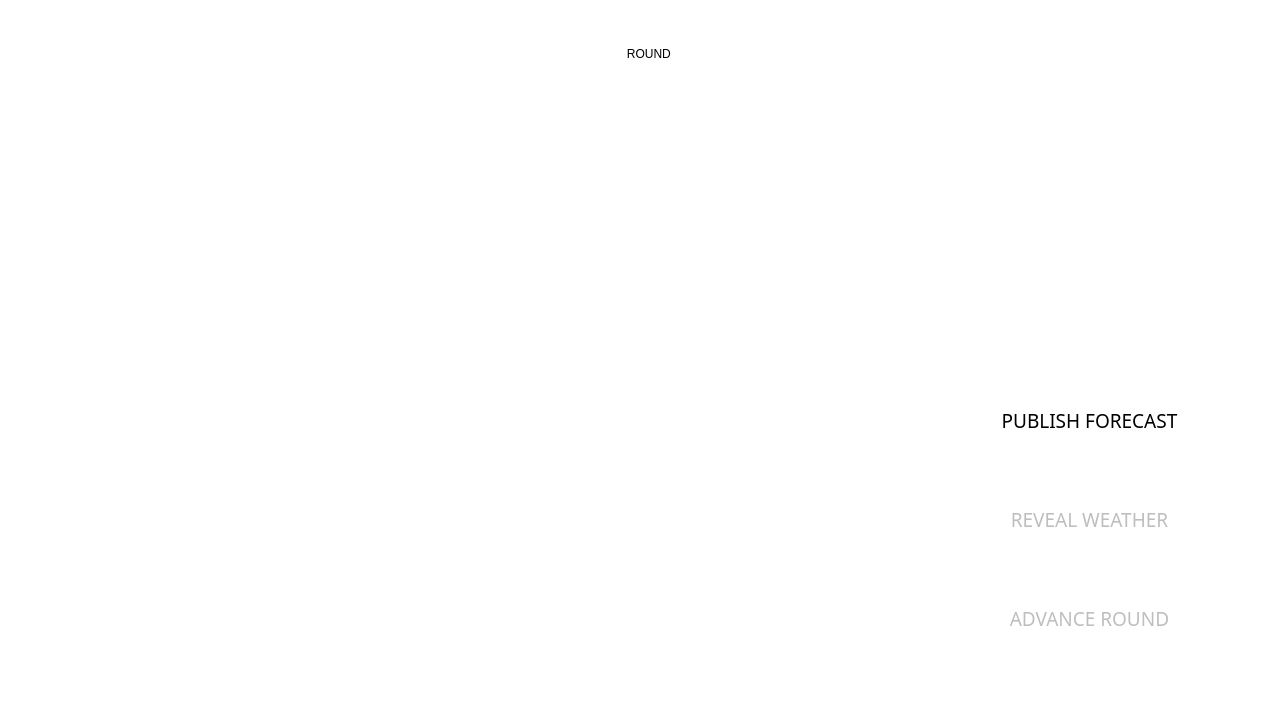
Before: the Qt Designer form src/scenes/main_screen.ui in AndreasAch/to_farm_or_not_to_farm, drawn with Qt 5.
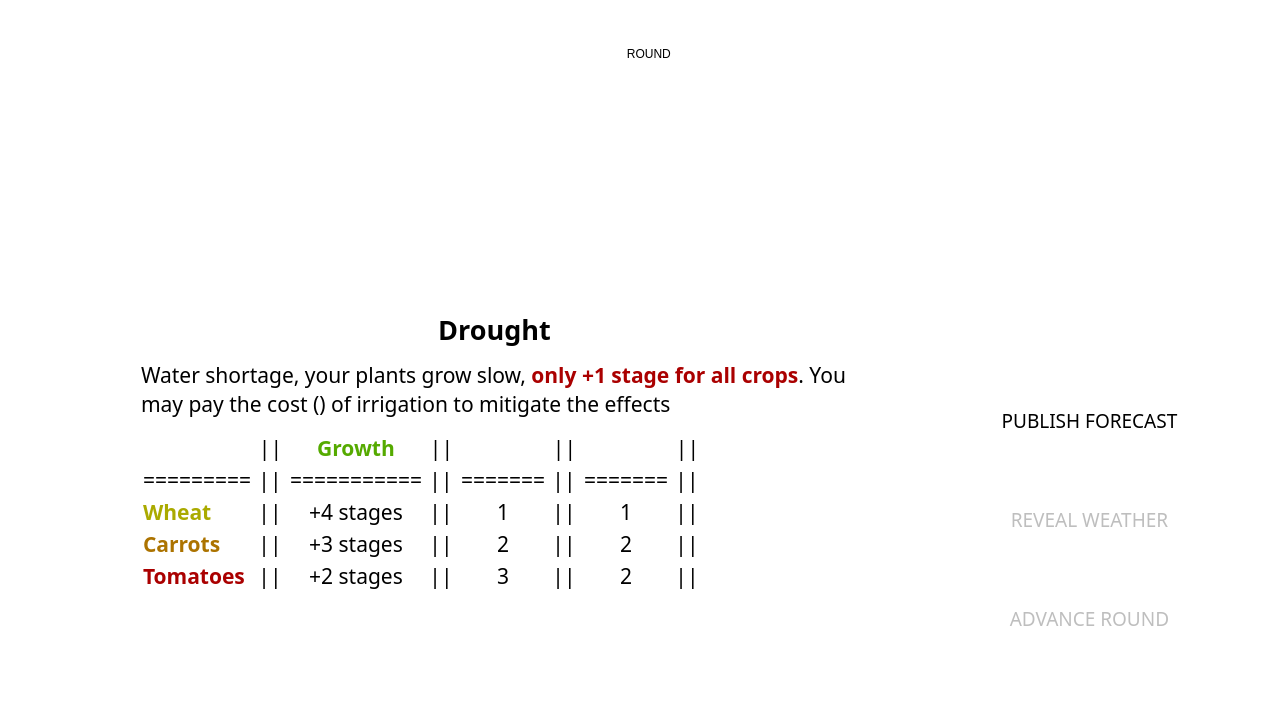
After: the same form once the commit is applied. Icons and pictures are not drawn.

Diff of the .ui file:
```diff
--- a/src/scenes/main_screen.ui
+++ b/src/scenes/main_screen.ui
@@ -314,7 +314,7 @@
    <property name="font">
     <font>
      <family>Righteous</family>
-     <pointsize>22</pointsize>
+     <pointsize>16</pointsize>
     </font>
    </property>
    <property name="styleSheet">
@@ -323,7 +323,98 @@
 background-image: url(../assets/main_text_content.png);</string>
    </property>
    <property name="text">
-    <string>&lt;html&gt;&lt;head/&gt;&lt;body&gt;&lt;p&gt;&lt;br/&gt;&lt;/p&gt;&lt;/body&gt;&lt;/html&gt;</string>
+    <string>&lt;!DOCTYPE HTML PUBLIC &quot;-//W3C//DTD HTML 4.0//EN&quot; &quot;http://www.w3.org/TR/REC-html40/strict.dtd&quot;&gt;
+&lt;html&gt;&lt;head&gt;&lt;meta name=&quot;qrichtext&quot; content=&quot;1&quot; /&gt;&lt;style type=&quot;text/css&quot;&gt;
+p, li { white-space: pre-wrap; }
+&lt;/style&gt;&lt;/head&gt;&lt;body style=&quot; font-family:'Righteous'; font-size:16pt; font-weight:400; font-style:normal;&quot;&gt;
+&lt;p align=&quot;center&quot; style=&quot; margin-top:12px; margin-bottom:12px; margin-left:0px; margin-right:0px; -qt-block-indent:0; text-indent:0px;&quot;&gt;&lt;img src=&quot;../assets/drought.png&quot; /&gt;&lt;span style=&quot; font-size:20pt; font-weight:600;&quot;&gt; Drought &lt;/span&gt;&lt;img src=&quot;../assets/drought.png&quot; /&gt;&lt;/p&gt;
+&lt;p style=&quot; margin-top:12px; margin-bottom:12px; margin-left:0px; margin-right:0px; -qt-block-indent:0; text-indent:0px;&quot;&gt;Water shortage, your plants grow slow, &lt;span style=&quot; font-weight:600; color:#aa0000;&quot;&gt;only +1 stage for all crops&lt;/span&gt;. You may pay the cost (&lt;img src=&quot;../assets/coins.png&quot; /&gt;) of irrigation to mitigate the effects&lt;/p&gt;
+&lt;p style=&quot;-qt-paragraph-type:empty; margin-top:12px; margin-bottom:12px; margin-left:0px; margin-right:0px; -qt-block-indent:0; text-indent:0px;&quot;&gt;&lt;br /&gt;&lt;/p&gt;
+&lt;table border=&quot;0&quot; style=&quot; margin-top:0px; margin-bottom:0px; margin-left:0px; margin-right:0px;&quot; cellspacing=&quot;2&quot; cellpadding=&quot;0&quot;&gt;&lt;thead&gt;
+&lt;tr&gt;
+&lt;td&gt;&lt;/td&gt;
+&lt;td&gt;
+&lt;p align=&quot;center&quot; style=&quot; margin-top:12px; margin-bottom:12px; margin-left:0px; margin-right:0px; -qt-block-indent:0; text-indent:0px;&quot;&gt;||&lt;/p&gt;&lt;/td&gt;
+&lt;td&gt;
+&lt;p align=&quot;center&quot; style=&quot; margin-top:12px; margin-bottom:12px; margin-left:0px; margin-right:0px; -qt-block-indent:0; text-indent:0px;&quot;&gt;&lt;span style=&quot; font-weight:600; color:#55aa00;&quot;&gt;Growth&lt;/span&gt;&lt;/p&gt;&lt;/td&gt;
+&lt;td&gt;
+&lt;p align=&quot;center&quot; style=&quot; margin-top:12px; margin-bottom:12px; margin-left:0px; margin-right:0px; -qt-block-indent:0; text-indent:0px;&quot;&gt;||&lt;/p&gt;&lt;/td&gt;
+&lt;td&gt;
+&lt;p align=&quot;center&quot; style=&quot; margin-top:12px; margin-bottom:12px; margin-left:0px; margin-right:0px; -qt-block-indent:0; text-indent:0px;&quot;&gt;&lt;img src=&quot;:/water.png&quot; /&gt;&lt;/p&gt;&lt;/td&gt;
+&lt;td&gt;
+&lt;p align=&quot;center&quot; style=&quot; margin-top:12px; margin-bottom:12px; margin-left:0px; margin-right:0px; -qt-block-indent:0; text-indent:0px;&quot;&gt;||&lt;/p&gt;&lt;/td&gt;
+&lt;td&gt;
+&lt;p align=&quot;center&quot; style=&quot; margin-top:12px; margin-bottom:12px; margin-left:0px; margin-right:0px; -qt-block-indent:0; text-indent:0px;&quot;&gt;&lt;img src=&quot;:/coins.png&quot; /&gt;&lt;/p&gt;&lt;/td&gt;
+&lt;td&gt;
+&lt;p align=&quot;center&quot; style=&quot; margin-top:12px; margin-bottom:12px; margin-left:0px; margin-right:0px; -qt-block-indent:0; text-indent:0px;&quot;&gt;||&lt;/p&gt;&lt;/td&gt;&lt;/tr&gt;&lt;/thead&gt;
+&lt;tr&gt;
+&lt;td&gt;
+&lt;p style=&quot; margin-top:12px; margin-bottom:12px; margin-left:0px; margin-right:0px; -qt-block-indent:0; text-indent:0px;&quot;&gt;=========&lt;/p&gt;&lt;/td&gt;
+&lt;td&gt;
+&lt;p style=&quot; margin-top:12px; margin-bottom:12px; margin-left:0px; margin-right:0px; -qt-block-indent:0; text-indent:0px;&quot;&gt; || &lt;/p&gt;&lt;/td&gt;
+&lt;td&gt;
+&lt;p style=&quot; margin-top:12px; margin-bottom:12px; margin-left:0px; margin-right:0px; -qt-block-indent:0; text-indent:0px;&quot;&gt;===========&lt;/p&gt;&lt;/td&gt;
+&lt;td&gt;
+&lt;p style=&quot; margin-top:12px; margin-bottom:12px; margin-left:0px; margin-right:0px; -qt-block-indent:0; text-indent:0px;&quot;&gt; || &lt;/p&gt;&lt;/td&gt;
+&lt;td&gt;
+&lt;p style=&quot; margin-top:12px; margin-bottom:12px; margin-left:0px; margin-right:0px; -qt-block-indent:0; text-indent:0px;&quot;&gt;=======&lt;/p&gt;&lt;/td&gt;
+&lt;td&gt;
+&lt;p style=&quot; margin-top:12px; margin-bottom:12px; margin-left:0px; margin-right:0px; -qt-block-indent:0; text-indent:0px;&quot;&gt; || &lt;/p&gt;&lt;/td&gt;
+&lt;td&gt;
+&lt;p style=&quot; margin-top:12px; margin-bottom:12px; margin-left:0px; margin-right:0px; -qt-block-indent:0; text-indent:0px;&quot;&gt;=======&lt;/p&gt;&lt;/td&gt;
+&lt;td&gt;
+&lt;p style=&quot; margin-top:12px; margin-bottom:12px; margin-left:0px; margin-right:0px; -qt-block-indent:0; text-indent:0px;&quot;&gt; ||&lt;/p&gt;&lt;/td&gt;&lt;/tr&gt;
+&lt;tr&gt;
+&lt;td&gt;
+&lt;p style=&quot; margin-top:12px; margin-bottom:12px; margin-left:0px; margin-right:0px; -qt-block-indent:0; text-indent:0px;&quot;&gt;&lt;span style=&quot; font-weight:600; color:#aaaa00;&quot;&gt;Wheat&lt;/span&gt;&lt;/p&gt;&lt;/td&gt;
+&lt;td&gt;
+&lt;p style=&quot; margin-top:12px; margin-bottom:12px; margin-left:0px; margin-right:0px; -qt-block-indent:0; text-indent:0px;&quot;&gt; ||&lt;/p&gt;&lt;/td&gt;
+&lt;td&gt;
+&lt;p align=&quot;center&quot; style=&quot; margin-top:12px; margin-bottom:12px; margin-left:0px; margin-right:0px; -qt-block-indent:0; text-indent:0px;&quot;&gt;+4 stages&lt;/p&gt;&lt;/td&gt;
+&lt;td&gt;
+&lt;p style=&quot; margin-top:12px; margin-bottom:12px; margin-left:0px; margin-right:0px; -qt-block-indent:0; text-indent:0px;&quot;&gt; || &lt;/p&gt;&lt;/td&gt;
+&lt;td&gt;
+&lt;p align=&quot;center&quot; style=&quot; margin-top:12px; margin-bottom:12px; margin-left:0px; margin-right:0px; -qt-block-indent:0; text-indent:0px;&quot;&gt;1&lt;/p&gt;&lt;/td&gt;
+&lt;td&gt;
+&lt;p style=&quot; margin-top:12px; margin-bottom:12px; margin-left:0px; margin-right:0px; -qt-block-indent:0; text-indent:0px;&quot;&gt; || &lt;/p&gt;&lt;/td&gt;
+&lt;td&gt;
+&lt;p align=&quot;center&quot; style=&quot; margin-top:12px; margin-bottom:12px; margin-left:0px; margin-right:0px; -qt-block-indent:0; text-indent:0px;&quot;&gt;1&lt;/p&gt;&lt;/td&gt;
+&lt;td&gt;
+&lt;p style=&quot; margin-top:12px; margin-bottom:12px; margin-left:0px; margin-right:0px; -qt-block-indent:0; text-indent:0px;&quot;&gt; || &lt;/p&gt;&lt;/td&gt;&lt;/tr&gt;
+&lt;tr&gt;
+&lt;td&gt;
+&lt;p style=&quot; margin-top:12px; margin-bottom:12px; margin-left:0px; margin-right:0px; -qt-block-indent:0; text-indent:0px;&quot;&gt;&lt;span style=&quot; font-weight:600; color:#ac7300;&quot;&gt;Carrots&lt;/span&gt;&lt;/p&gt;&lt;/td&gt;
+&lt;td&gt;
+&lt;p style=&quot; margin-top:12px; margin-bottom:12px; margin-left:0px; margin-right:0px; -qt-block-indent:0; text-indent:0px;&quot;&gt; || &lt;/p&gt;&lt;/td&gt;
+&lt;td&gt;
+&lt;p align=&quot;center&quot; style=&quot; margin-top:12px; margin-bottom:12px; margin-left:0px; margin-right:0px; -qt-block-indent:0; text-indent:0px;&quot;&gt;+3 stages&lt;/p&gt;&lt;/td&gt;
+&lt;td&gt;
+&lt;p style=&quot; margin-top:12px; margin-bottom:12px; margin-left:0px; margin-right:0px; -qt-block-indent:0; text-indent:0px;&quot;&gt; || &lt;/p&gt;&lt;/td&gt;
+&lt;td&gt;
+&lt;p align=&quot;center&quot; style=&quot; margin-top:12px; margin-bottom:12px; margin-left:0px; margin-right:0px; -qt-block-indent:0; text-indent:0px;&quot;&gt;2&lt;/p&gt;&lt;/td&gt;
+&lt;td&gt;
+&lt;p style=&quot; margin-top:12px; margin-bottom:12px; margin-left:0px; margin-right:0px; -qt-block-indent:0; text-indent:0px;&quot;&gt; || &lt;/p&gt;&lt;/td&gt;
+&lt;td&gt;
+&lt;p align=&quot;center&quot; style=&quot; margin-top:12px; margin-bottom:12px; margin-left:0px; margin-right:0px; -qt-block-indent:0; text-indent:0px;&quot;&gt;2&lt;/p&gt;&lt;/td&gt;
+&lt;td&gt;
+&lt;p style=&quot; margin-top:12px; margin-bottom:12px; margin-left:0px; margin-right:0px; -qt-block-indent:0; text-indent:0px;&quot;&gt; ||&lt;/p&gt;&lt;/td&gt;&lt;/tr&gt;
+&lt;tr&gt;
+&lt;td&gt;
+&lt;p style=&quot; margin-top:12px; margin-bottom:12px; margin-left:0px; margin-right:0px; -qt-block-indent:0; text-indent:0px;&quot;&gt;&lt;span style=&quot; font-weight:600; color:#aa0000;&quot;&gt;Tomatoes&lt;/span&gt;&lt;/p&gt;&lt;/td&gt;
+&lt;td&gt;
+&lt;p style=&quot; margin-top:12px; margin-bottom:12px; margin-left:0px; margin-right:0px; -qt-block-indent:0; text-indent:0px;&quot;&gt; || &lt;/p&gt;&lt;/td&gt;
+&lt;td&gt;
+&lt;p align=&quot;center&quot; style=&quot; margin-top:12px; margin-bottom:12px; margin-left:0px; margin-right:0px; -qt-block-indent:0; text-indent:0px;&quot;&gt;+2 stages&lt;/p&gt;&lt;/td&gt;
+&lt;td&gt;
+&lt;p style=&quot; margin-top:12px; margin-bottom:12px; margin-left:0px; margin-right:0px; -qt-block-indent:0; text-indent:0px;&quot;&gt; || &lt;/p&gt;&lt;/td&gt;
+&lt;td&gt;
+&lt;p align=&quot;center&quot; style=&quot; margin-top:12px; margin-bottom:12px; margin-left:0px; margin-right:0px; -qt-block-indent:0; text-indent:0px;&quot;&gt;3&lt;/p&gt;&lt;/td&gt;
+&lt;td&gt;
+&lt;p style=&quot; margin-top:12px; margin-bottom:12px; margin-left:0px; margin-right:0px; -qt-block-indent:0; text-indent:0px;&quot;&gt; || &lt;/p&gt;&lt;/td&gt;
+&lt;td&gt;
+&lt;p align=&quot;center&quot; style=&quot; margin-top:12px; margin-bottom:12px; margin-left:0px; margin-right:0px; -qt-block-indent:0; text-indent:0px;&quot;&gt;2&lt;/p&gt;&lt;/td&gt;
+&lt;td&gt;
+&lt;p style=&quot; margin-top:12px; margin-bottom:12px; margin-left:0px; margin-right:0px; -qt-block-indent:0; text-indent:0px;&quot;&gt; || &lt;/p&gt;&lt;/td&gt;&lt;/tr&gt;&lt;/table&gt;&lt;/body&gt;&lt;/html&gt;</string>
    </property>
    <property name="textFormat">
     <enum>Qt::RichText</enum>
```
Left out of the diff: 6 changed lines with no effect on the pictures.
